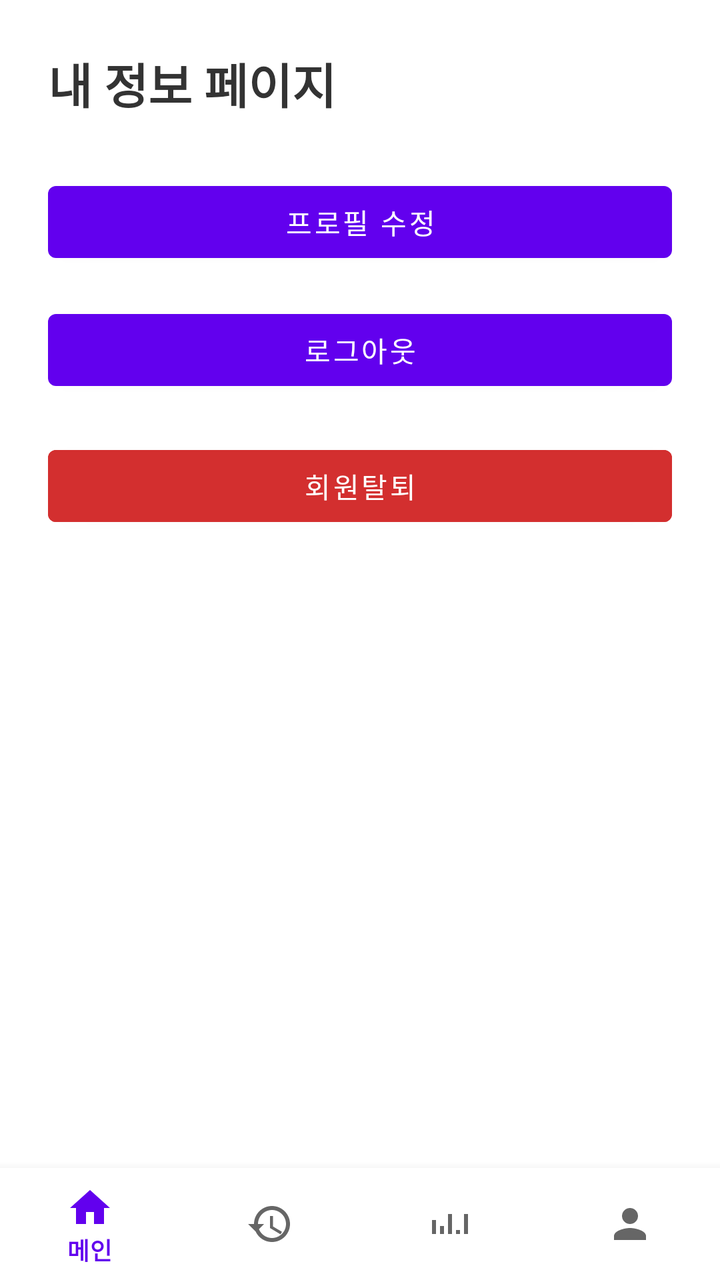
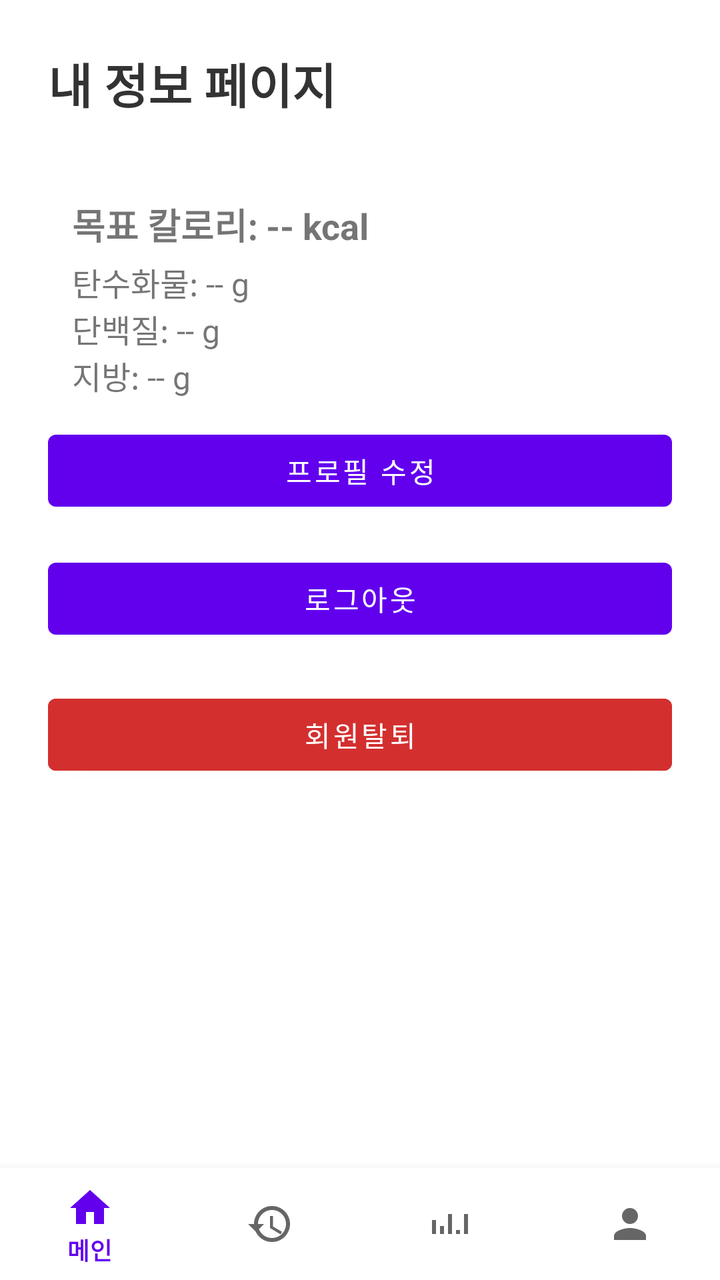

Before-and-after screenshots of an Android layout around one commit, followed by the original layout XML and the change that was made.
<!-- AndroidManifest.xml: activity theme Theme.MaterialComponents.DayNight.NoActionBar -->
<!-- res/layout/activity_my_page.xml -->
<?xml version="1.0" encoding="utf-8"?>
<androidx.coordinatorlayout.widget.CoordinatorLayout
    xmlns:android="http://schemas.android.com/apk/res/android"
    xmlns:app="http://schemas.android.com/apk/res-auto"
    android:layout_width="match_parent"
    android:layout_height="match_parent">

    <ScrollView
        android:layout_width="match_parent"
        android:layout_height="match_parent"
        android:padding="24dp"
        android:paddingBottom="120dp"
        android:fillViewport="true">

        <LinearLayout
            android:layout_width="match_parent"
            android:layout_height="wrap_content"
            android:orientation="vertical">

            
            <com.google.android.material.textview.MaterialTextView
                android:id="@+id/tvMyPageTitle"
                android:text="내 정보 페이지"
                android:textSize="24sp"
                android:textStyle="bold"
                android:textColor="#333333"
                android:layout_marginBottom="28dp"
                android:layout_width="wrap_content"
                android:layout_height="wrap_content"/>

            
            <com.google.android.material.button.MaterialButton
                android:id="@+id/btnEditProfile"
                android:layout_width="match_parent"
                android:layout_height="wrap_content"
                android:text="프로필 수정"
                android:layout_marginBottom="16dp"/>

            
            <com.google.android.material.button.MaterialButton
                android:id="@+id/btnLogout"
                android:layout_width="match_parent"
                android:layout_height="wrap_content"
                android:text="로그아웃"
                android:layout_marginBottom="20dp"/>

            <com.google.android.material.button.MaterialButton
                android:id="@+id/btnDeleteAccount"
                android:layout_width="match_parent"
                android:layout_height="wrap_content"
                android:text="회원탈퇴"
                android:backgroundTint="@color/red_600"
                android:textColor="@android:color/white"/>
        </LinearLayout>
    </ScrollView>

    
    <com.google.android.material.bottomnavigation.BottomNavigationView
        android:id="@+id/bottomNavigationView"
        android:layout_width="match_parent"
        android:layout_height="wrap_content"
        android:layout_gravity="bottom"
        app:menu="@menu/bottom_nav_menu"/>
</androidx.coordinatorlayout.widget.CoordinatorLayout>
<!-- resources referenced by this layout -->
<resources>
  <color name="red_600">#D32F2F</color>
</resources>

<!-- the commit's change to res/layout/activity_my_page.xml (unified diff, before → after) -->
@@ -27,6 +27,46 @@
                 android:layout_marginBottom="28dp"
                 android:layout_width="wrap_content"
                 android:layout_height="wrap_content"/>
+
+            <LinearLayout
+                android:id="@+id/layoutNutrition"
+                android:orientation="vertical"
+                android:padding="12dp"
+                android:layout_width="match_parent"
+                android:layout_height="wrap_content">
+
+                <TextView
+                    android:id="@+id/tvKcal"
+                    android:text="목표 칼로리: -- kcal"
+                    android:textSize="18sp"
+                    android:textStyle="bold"
+                    android:layout_marginBottom="4dp"
+                    android:layout_width="wrap_content"
+                    android:layout_height="wrap_content"/>
+
+                <TextView
+                    android:id="@+id/tvCarb"
+                    android:text="탄수화물: -- g"
+                    android:textSize="16sp"
+                    android:layout_width="wrap_content"
+                    android:layout_height="wrap_content"/>
+
+                <TextView
+                    android:id="@+id/tvProtein"
+                    android:text="단백질: -- g"
+                    android:textSize="16sp"
+                    android:layout_width="wrap_content"
+                    android:layout_height="wrap_content"/>
+
+                <TextView
+                    android:id="@+id/tvFat"
+                    android:text="지방: -- g"
+                    android:textSize="16sp"
+                    android:layout_width="wrap_content"
+                    android:layout_height="wrap_content"/>
+
+            </LinearLayout>
+
 
             
             <com.google.android.material.button.MaterialButton
